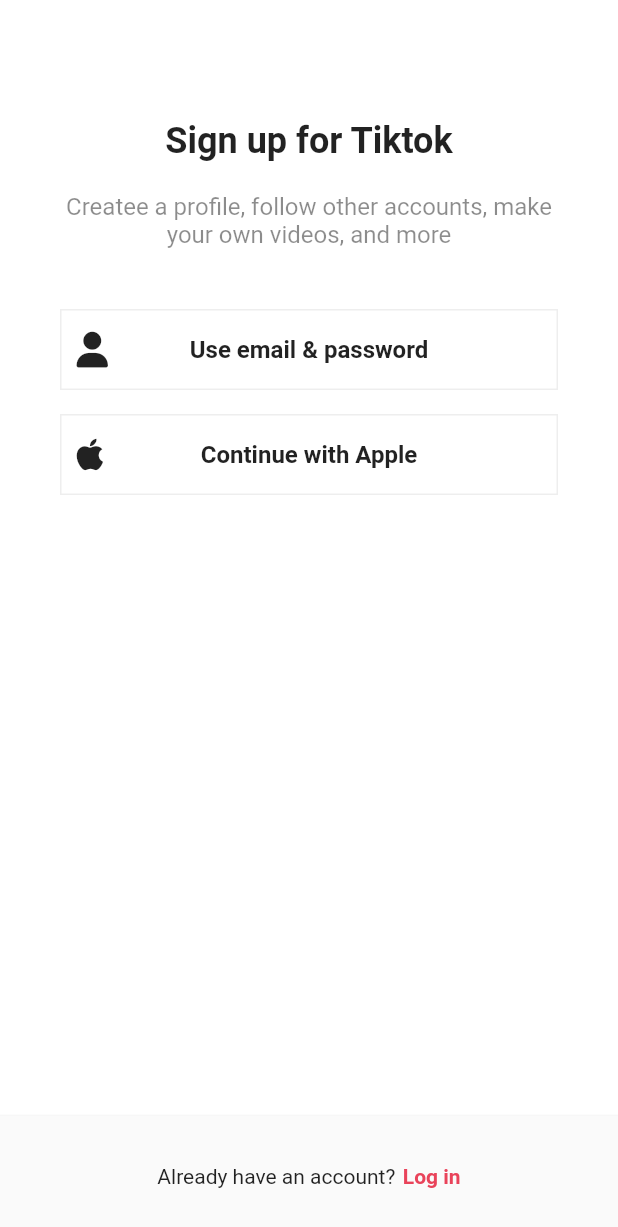
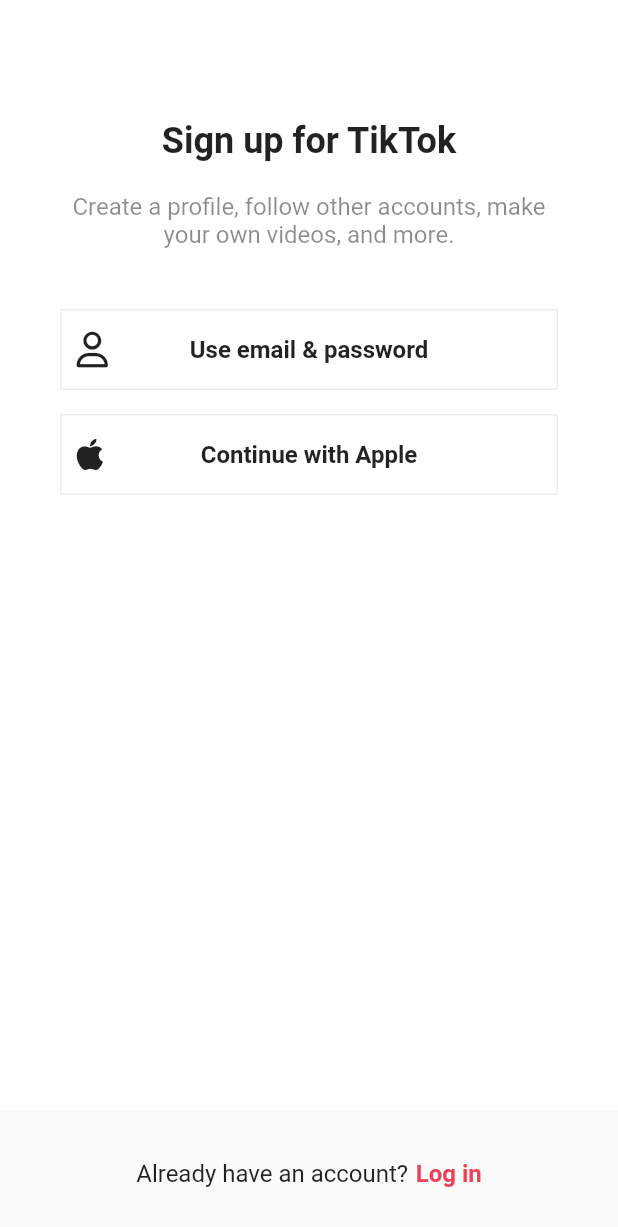
Before and after one commit to eungwang1/tiktok_clone, a Flutter app: the SignUpScreen screen opened directly, on a phone screen of 412 x 824 dp. Shown: the top 1227 px of the screen. Run offline on Flutter 3.47's test engine with Material 2 defaults, Android fonts, the phone set to English and light mode, and no system bars; our stand-ins replace font_awesome_flutter, video_player, visibility_detector; network calls fail.

```diff
--- a/lib/features/authentication/sign_up_screen.dart
+++ b/lib/features/authentication/sign_up_screen.dart
@@ -11,27 +11,43 @@ class SignUpScreen extends StatelessWidget {
 
   void _onLoginTap(BuildContext context) {
     Navigator.of(context).push(
-      MaterialPageRoute(builder: (context) => const LogInScreen()),
+      MaterialPageRoute(
+        builder: (context) => const LogInScreen(),
+      ),
     );
   }
 
   void _onEmailTap(BuildContext context) {
     Navigator.of(context).push(
-      MaterialPageRoute(builder: (context) => const UsernameScreen()),
+      MaterialPageRoute(
+        builder: (context) => const UsernameScreen(),
+      ),
     );
   }
 
   @override
   Widget build(BuildContext context) {
+    return OrientationBuilder(
+      builder: (context, orientation) {
+        /* if (orientation == Orientation.landscape) {
+          return const Scaffold(
+            body: Center(
+              child: Text('Plz rotate ur phone.'),
+            ),
+          );
+        } */
         return Scaffold(
           body: SafeArea(
             child: Padding(
-          padding: const EdgeInsets.symmetric(horizontal: Sizes.size40),
+              padding: const EdgeInsets.symmetric(
+                horizontal: Sizes.size40,
+              ),
               child: Column(
+                mainAxisSize: MainAxisSize.min,
                 children: [
                   Gaps.v80,
                   const Text(
-                'Sign up for Tiktok',
+                    "Sign up for TikTok",
                     style: TextStyle(
                       fontSize: Sizes.size24,
                       fontWeight: FontWeight.w700,
@@ -39,7 +55,7 @@ class SignUpScreen extends StatelessWidget {
                   ),
                   Gaps.v20,
                   const Text(
-                'Createe a profile, follow other accounts, make your own videos, and more',
+                    "Create a profile, follow other accounts, make your own videos, and more.",
                     style: TextStyle(
                       fontSize: Sizes.size16,
                       color: Colors.black45,
@@ -47,10 +63,11 @@ class SignUpScreen extends StatelessWidget {
                     textAlign: TextAlign.center,
                   ),
                   Gaps.v40,
+                  if (orientation == Orientation.portrait) ...[
                     GestureDetector(
                       onTap: () => _onEmailTap(context),
                       child: const AuthButton(
-                  icon: FaIcon(FontAwesomeIcons.solidUser),
+                        icon: FaIcon(FontAwesomeIcons.user),
                         text: "Use email & password",
                       ),
                     ),
@@ -58,7 +75,29 @@ class SignUpScreen extends StatelessWidget {
                     const AuthButton(
                       icon: FaIcon(FontAwesomeIcons.apple),
                       text: "Continue with Apple",
+                    )
+                  ],
+                  if (orientation == Orientation.landscape)
+                    Row(
+                      children: [
+                        Expanded(
+                          child: GestureDetector(
+                            onTap: () => _onEmailTap(context),
+                            child: const AuthButton(
+                              icon: FaIcon(FontAwesomeIcons.user),
+                              text: "Use email & password",
                             ),
+                          ),
+                        ),
+                        Gaps.h16,
+                        const Expanded(
+                          child: AuthButton(
+                            icon: FaIcon(FontAwesomeIcons.apple),
+                            text: "Continue with Apple",
+                          ),
+                        )
+                      ],
+                    )
                 ],
               ),
             ),
@@ -67,17 +106,25 @@ class SignUpScreen extends StatelessWidget {
             color: Colors.grey.shade50,
             elevation: 2,
             child: Padding(
-          padding: const EdgeInsets.symmetric(vertical: Sizes.size32),
+              padding: const EdgeInsets.symmetric(
+                vertical: Sizes.size32,
+              ),
               child: Row(
                 mainAxisAlignment: MainAxisAlignment.center,
                 children: [
-              const Text('Already have an account?'),
+                  const Text(
+                    'Already have an account?',
+                    style: TextStyle(
+                      fontSize: Sizes.size16,
+                    ),
+                  ),
                   Gaps.h5,
                   GestureDetector(
                     onTap: () => _onLoginTap(context),
                     child: Text(
                       'Log in',
                       style: TextStyle(
+                        fontSize: Sizes.size16,
                         fontWeight: FontWeight.w600,
                         color: Theme.of(context).primaryColor,
                       ),
@@ -88,5 +135,7 @@ class SignUpScreen extends StatelessWidget {
             ),
           ),
         );
+      },
+    );
   }
 }
```
Lines whose indentation alone changed are shown as unchanged.
